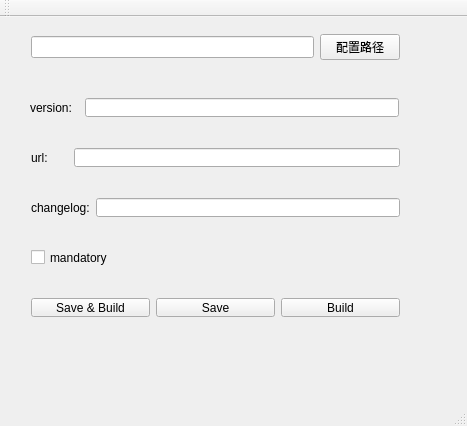
Qt form mainwindow.ui (nolongerhesitate/PublishTools) before a commit.
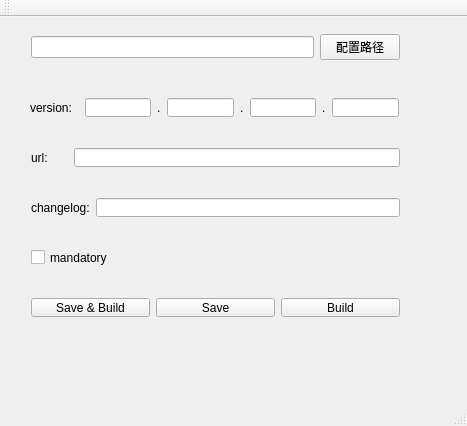
The same form after that commit.

What changed in the file:
```diff
--- a/mainwindow.ui
+++ b/mainwindow.ui
@@ -64,15 +64,38 @@
       </widget>
      </item>
      <item>
-      <widget class="QLineEdit" name="versionLineEdit">
-       <property name="toolTip">
-        <string>版本号</string>
+      <widget class="QLineEdit" name="ver1LineEdit"/>
+     </item>
+     <item>
+      <widget class="QLabel" name="label_4">
+       <property name="text">
+        <string>.</string>
        </property>
+      </widget>
+     </item>
+     <item>
+      <widget class="QLineEdit" name="ver2LineEdit"/>
+     </item>
+     <item>
+      <widget class="QLabel" name="label_5">
        <property name="text">
-        <string/>
+        <string>.</string>
        </property>
       </widget>
      </item>
+     <item>
+      <widget class="QLineEdit" name="ver3LineEdit"/>
+     </item>
+     <item>
+      <widget class="QLabel" name="label_6">
+       <property name="text">
+        <string>.</string>
+       </property>
+      </widget>
+     </item>
+     <item>
+      <widget class="QLineEdit" name="ver4LineEdit"/>
+     </item>
     </layout>
    </widget>
    <widget class="QWidget" name="horizontalLayoutWidget_3">
```
Left out of the diff: 2 changed lines with no effect on the pictures.
